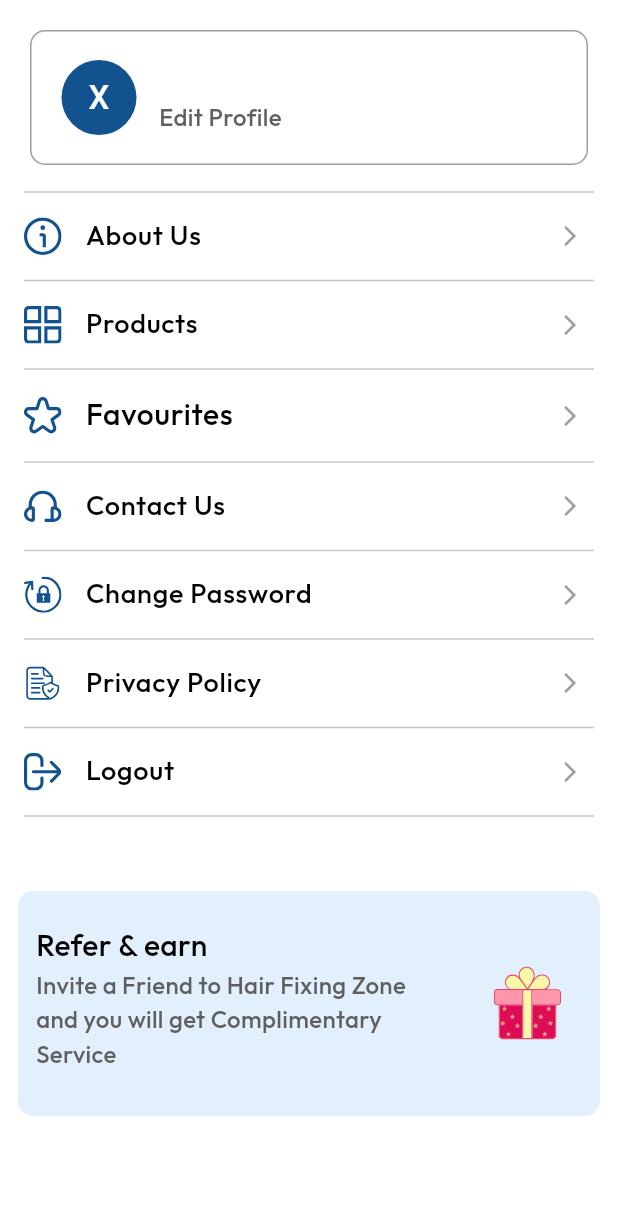
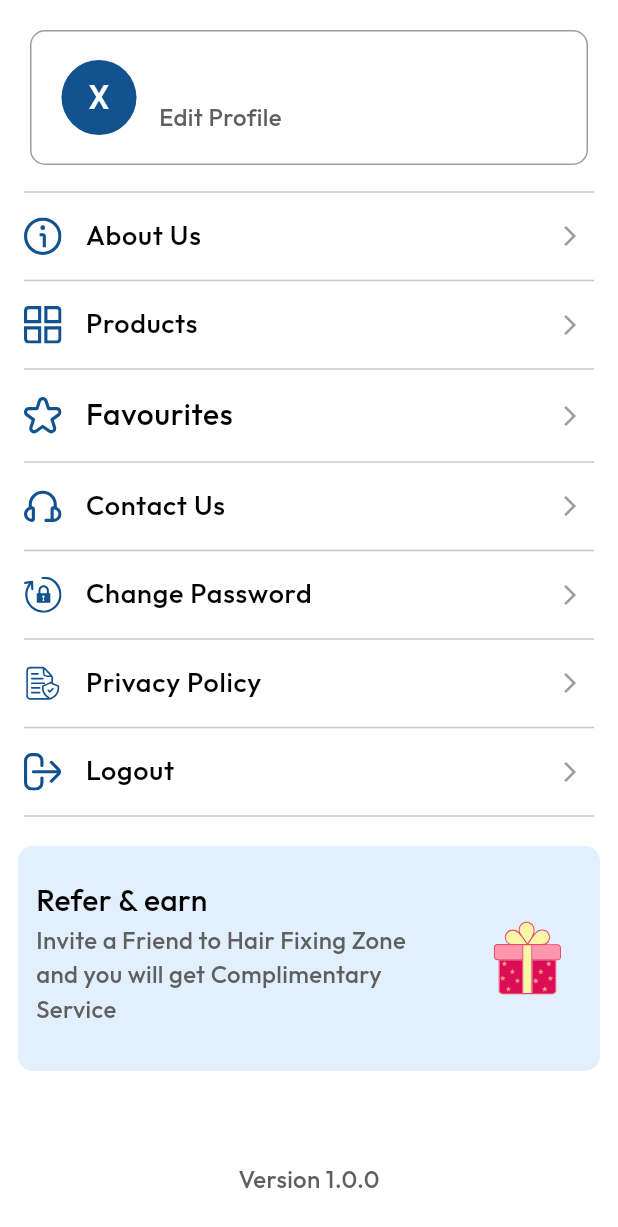
Before and after one commit to CalibrageInfoSystems/HFZ3rdphase, a Flutter app: the NewScreen screen opened directly with empty values, on a phone screen of 412 x 824 dp. Shown: the top 1227 px of the screen. Run offline on Flutter 3.47's test engine with Material 3 defaults, Android fonts, the phone set to English and light mode, and no system bars; our stand-ins replace bottom_navy_bar, calendar_date_picker2, connectivity, dotted_border, dropdown_button2, firebase_core and 14 more; missing offline and left inert: custom_date_range_picker, flutter_infinite_marquee, icon_decoration, loading_progress; accounts and stored records are empty; network calls fail.

Commit message:
Fixed alignement in profile screen

```diff
--- a/lib/NewScreen.dart
+++ b/lib/NewScreen.dart
@@ -29,11 +29,9 @@ import 'package:flutter_svg/flutter_svg.dart';
 class NewScreen extends StatefulWidget {
   final String userName;
 
-
   const NewScreen({
     Key? key,
     required this.userName,
-
   }) : super(key: key);
 
   @override
@@ -74,6 +72,7 @@ class _NewScreenState extends State<NewScreen> {
       }
     });
   }
+
   @override
   Widget build(BuildContext context) {
     //  _fetchUserDataFuture = fetchLoginUserData();
@@ -95,7 +94,6 @@ class _NewScreenState extends State<NewScreen> {
         //   ),
         // ),
         body: SingleChildScrollView(
-
           child: Column(
             children: [
               // Row(
@@ -167,7 +165,6 @@ class _NewScreenState extends State<NewScreen> {
                             loginUserFullName ?? '',
                             style: CommonStyles.txSty_20black_fb,
                           ),
-
                           const Text('Edit Profile',
                               style: CommonStyles.txSty_16black_f5),
                         ],
@@ -177,10 +174,14 @@ class _NewScreenState extends State<NewScreen> {
                 ),
               ),
 
-              const SizedBox(height: 10,width: 10,),
+              const SizedBox(
+                height: 10,
+                width: 10,
+              ),
 
               const Padding(
-                padding: EdgeInsets.symmetric(horizontal: 16.0), // Adjust padding as needed
+                padding: EdgeInsets.symmetric(
+                    horizontal: 16.0), // Adjust padding as needed
                 child: Divider(),
               ),
               ListTile(
@@ -191,8 +192,7 @@ class _NewScreenState extends State<NewScreen> {
                   height: 25,
                   color: const Color(0xFF11528f), // Adjust color as needed
                 ),
-                title: const Text('About Us',
-                    style: CommonStyles.txSty_18b_fb),
+                title: const Text('About Us', style: CommonStyles.txSty_18b_fb),
                 trailing: const Icon(Icons.arrow_forward_ios,
                     color: Colors.grey, size: 16), // Add trailing icon here
                 onTap: () {
@@ -200,7 +200,8 @@ class _NewScreenState extends State<NewScreen> {
                 },
               ),
               const Padding(
-                padding: EdgeInsets.symmetric(horizontal: 16.0), // Adjust padding as needed
+                padding: EdgeInsets.symmetric(
+                    horizontal: 16.0), // Adjust padding as needed
                 child: Divider(),
               ),
               ListTile(
@@ -211,8 +212,7 @@ class _NewScreenState extends State<NewScreen> {
                   height: 25,
                   color: const Color(0xFF11528f), // Adjust color as needed
                 ),
-                title: const Text('Products',
-                    style: CommonStyles.txSty_18b_fb),
+                title: const Text('Products', style: CommonStyles.txSty_18b_fb),
                 trailing: const Icon(Icons.arrow_forward_ios,
                     color: Colors.grey, size: 16), // Add trailing icon here
                 onTap: () {
@@ -221,7 +221,8 @@ class _NewScreenState extends State<NewScreen> {
                 },
               ),
               const Padding(
-                padding: EdgeInsets.symmetric(horizontal: 16.0), // Adjust padding as needed
+                padding: EdgeInsets.symmetric(
+                    horizontal: 16.0), // Adjust padding as needed
                 child: Divider(),
               ),
               ListTile(
@@ -240,7 +241,8 @@ class _NewScreenState extends State<NewScreen> {
                     Favourite(context);
                   }),
               const Padding(
-                padding: EdgeInsets.symmetric(horizontal: 16.0), // Adjust padding as needed
+                padding: EdgeInsets.symmetric(
+                    horizontal: 16.0), // Adjust padding as needed
                 child: Divider(),
               ),
               ListTile(
@@ -251,8 +253,8 @@ class _NewScreenState extends State<NewScreen> {
                   height: 25,
                   color: const Color(0xFF11528f), // Adjust color as needed
                 ),
-                title: const Text('Contact Us',
-                    style: CommonStyles.txSty_18b_fb),
+                title:
+                    const Text('Contact Us', style: CommonStyles.txSty_18b_fb),
                 trailing: const Icon(Icons.arrow_forward_ios,
                     color: Colors.grey, size: 16), // Add trailing icon here
                 onTap: () {
@@ -261,7 +263,8 @@ class _NewScreenState extends State<NewScreen> {
               ),
 
               const Padding(
-                padding: EdgeInsets.symmetric(horizontal: 16.0), // Adjust padding as needed
+                padding: EdgeInsets.symmetric(
+                    horizontal: 16.0), // Adjust padding as needed
                 child: Divider(),
               ),
               ListTile(
@@ -272,15 +275,14 @@ class _NewScreenState extends State<NewScreen> {
                   height: 25,
                   color: const Color(0xFF11528f), // Adjust color as needed
                 ),
-                title:
-                    const Text('Change Password', style: CommonStyles.txSty_18b_fb),
+                title: const Text('Change Password',
+                    style: CommonStyles.txSty_18b_fb),
                 trailing: const Icon(Icons.arrow_forward_ios,
                     color: Colors.grey, size: 16), // Add trailing icon here
                 onTap: () {
                   Navigator.of(context).push(
                     MaterialPageRoute(
-                      builder: (context) =>
-                          ChangePasswordScreen(
+                      builder: (context) => ChangePasswordScreen(
                         id: Id!,
                         password: password!,
                       ),
@@ -289,7 +291,8 @@ class _NewScreenState extends State<NewScreen> {
                 },
               ),
               const Padding(
-                padding: EdgeInsets.symmetric(horizontal: 16.0), // Adjust padding as needed
+                padding: EdgeInsets.symmetric(
+                    horizontal: 16.0), // Adjust padding as needed
                 child: Divider(),
               ),
               ListTile(
@@ -307,17 +310,15 @@ class _NewScreenState extends State<NewScreen> {
                 onTap: () {
                   Navigator.of(context).push(
                     MaterialPageRoute(
-                      builder: (context) =>
-                          Privacypolicyscreen(
-
-                          ),
+                      builder: (context) => Privacypolicyscreen(),
                     ),
                   );
                   // _launchURL('https://www.hairfixingzone.com/privacy-policy/');// Execute your action here
                 },
               ),
               const Padding(
-                padding: EdgeInsets.symmetric(horizontal: 16.0), // Adjust padding as needed
+                padding: EdgeInsets.symmetric(
+                    horizontal: 16.0), // Adjust padding as needed
                 child: Divider(),
               ),
               ListTile(
@@ -328,8 +329,7 @@ class _NewScreenState extends State<NewScreen> {
                   height: 25,
                   color: const Color(0xFF11528f), // Adjust color as needed
                 ),
-                title:
-                const Text('Logout', style: CommonStyles.txSty_18b_fb),
+                title: const Text('Logout', style: CommonStyles.txSty_18b_fb),
                 trailing: const Icon(Icons.arrow_forward_ios,
                     color: Colors.grey, size: 16), // Add trailing icon here
                 onTap: () {
@@ -337,17 +337,24 @@ class _NewScreenState extends State<NewScreen> {
                 },
               ),
               const Padding(
-                padding: EdgeInsets.symmetric(horizontal: 16.0), // Adjust padding as needed
+                padding: EdgeInsets.symmetric(
+                    horizontal: 16.0), // Adjust padding as needed
                 child: Divider(),
               ),
-              const SizedBox(height: 30),
               referBox(),
+              const SizedBox(height: 50),
+              Text(
+                'Version 1.0.0',
+                style: CommonStyles.txSty_16black_f5,
+              ),
+              const SizedBox(height: 20),
             ],
           ),
         ),
       ),
     );
   }
+
   void _launchURL(String url) async {
     if (await canLaunch(url)) {
       await launch(url);
@@ -355,6 +362,7 @@ class _NewScreenState extends State<NewScreen> {
       throw 'Could not launch $url';
     }
   }
+
   Widget referBox() {
     return Container(
       height: 150,
@@ -373,37 +381,20 @@ class _NewScreenState extends State<NewScreen> {
             flex: 3,
             child: Container(
                 padding: const EdgeInsets.all(12),
-                child: Column(
+                child: const Column(
                   mainAxisAlignment: MainAxisAlignment.center,
                   crossAxisAlignment: CrossAxisAlignment.start,
                   children: [
-                    const Text('Refer & earn',
-                        style: CommonStyles.txSty_20black_fb),
-                    const Text(
+                    Text('Refer & earn', style: CommonStyles.txSty_20black_fb),
+                    Text(
                         'Invite a Friend to Hair Fixing Zone and you will get Complimentary Service',
                         style: CommonStyles.txSty_16black_f5),
-                    const SizedBox(height: 5),
-                    // ElevatedButton(
-                    //   style: ElevatedButton.styleFrom(
-                    //     backgroundColor: CommonStyles.primaryTextColor,
-                    //     padding: const EdgeInsets.all(10),
-                    //     shape: RoundedRectangleBorder(
-                    //       borderRadius: BorderRadius.circular(10.0),
-                    //     ),
-                    //     // shape: const StadiumBorder(),
-                    //   ),
-                    //   onPressed: () {},
-                    //   child: const Text(
-                    //     'Refer now',
-                    //     style: TextStyle(color: Colors.white),
-                    //   ),
-                    // )
+                    SizedBox(height: 5),
                   ],
                 )),
           ),
           Expanded(
             flex: 1,
-            child: Container(
             child: Center(
               child: SvgPicture.asset(
                 'assets/giftbox.svg',
@@ -412,8 +403,6 @@ class _NewScreenState extends State<NewScreen> {
               ),
             ),
           ),
-          ),
-
         ],
       ),
     );
@@ -424,8 +413,12 @@ class _NewScreenState extends State<NewScreen> {
       context: context,
       builder: (BuildContext context) {
         return AlertDialog(
-          title: const Text('Logout',style: CommonStyles.txSty_18b_fb,),
-          content: const Text('Are You Sure You Want to Logout?',style: CommonStyles.txSty_16b_fb),
+          title: const Text(
+            'Logout',
+            style: CommonStyles.txSty_18b_fb,
+          ),
+          content: const Text('Are You Sure You Want to Logout?',
+              style: CommonStyles.txSty_16b_fb),
           actions: [
             Container(
               child: ElevatedButton(
@@ -500,7 +493,7 @@ class _NewScreenState extends State<NewScreen> {
     prefs.remove('userRoleId'); // Remove roleId from SharedPreferences
 
     Navigator.of(context).pushAndRemoveUntil(
-      MaterialPageRoute(builder: (context) =>  startingscreen()),
+      MaterialPageRoute(builder: (context) => startingscreen()),
       (route) => false,
     );
   }
@@ -517,7 +510,7 @@ class _NewScreenState extends State<NewScreen> {
     print('Navigating to Contact Us screen');
     // Example navigation
     Navigator.of(context).push(
-      MaterialPageRoute(builder: (context) => contactus()),
+      MaterialPageRoute(builder: (context) => const contactus()),
     );
   }
 
@@ -538,7 +531,7 @@ class _NewScreenState extends State<NewScreen> {
 
   void Favourite(BuildContext context) {
     Navigator.of(context).push(
-      MaterialPageRoute(builder: (context) =>  FavouritesScreen()),
+      MaterialPageRoute(builder: (context) => FavouritesScreen()),
     );
   }
 
@@ -566,7 +559,6 @@ class _NewScreenState extends State<NewScreen> {
           password = customerData['password'] ?? '';
           loginUserFullName = customerData['firstname'] ?? '';
 
-
           print('Role Name: $password');
         });
 
@@ -578,9 +570,7 @@ class _NewScreenState extends State<NewScreen> {
         print('Request failed with status: ${response.statusCode}');
       }
     } catch (e) {
-      setState(() {
-
-      });
+      setState(() {});
       // Handle exceptions
       print('Exception occurred: $e');
     }
@@ -628,5 +618,4 @@ class _NewScreenState extends State<NewScreen> {
       rethrow;
     }
   }
-
 }
--- a/lib/api_config.dart
+++ b/lib/api_config.dart
@@ -2,14 +2,14 @@ library APIConstants;
 
 const String SUCCESS_MESSAGE = " You will be contacted by us very soon.";
 
-var baseUrl = "http://182.18.157.215/SaloonApp/API/"; // Test
-// var baseUrl = "http://182.18.157.215/Saloon_UAT/API/"; // UAT
+// var baseUrl = "http://182.18.157.215/SaloonApp/API/"; // Test
+var baseUrl = "http://182.18.157.215/Saloon_UAT/API/"; // UAT
 // var baseUrl ="http://137.59.201.212/HairFixingZone/API/";// Live
 
 //var imagesflierepo ="http://137.59.201.212/HairFixingZone/FileRepository/";// HairFixingZone Live
 
-var imagesflierepo = 'http://182.18.157.215/SaloonApp/Saloon_Repo/'; // Test
-// var imagesflierepo = 'http://182.18.157.215/Saloon_UAT/Saloon_Repo/'; // UAT
+// var imagesflierepo = 'http://182.18.157.215/SaloonApp/Saloon_Repo/'; // Test
+var imagesflierepo = 'http://182.18.157.215/Saloon_UAT/Saloon_Repo/'; // UAT
 // var imagesflierepo= 'http://182.18.157.215/SaloonApp_Live/Saloon_Repo/'; // Live
 
 var getBanners = "GetBanner?Id=null";
```
Also changed, not shown: lib/Booking_Screen.dart (+1 -28 lines), 1 other file. Lines whose indentation alone changed are shown as unchanged.
